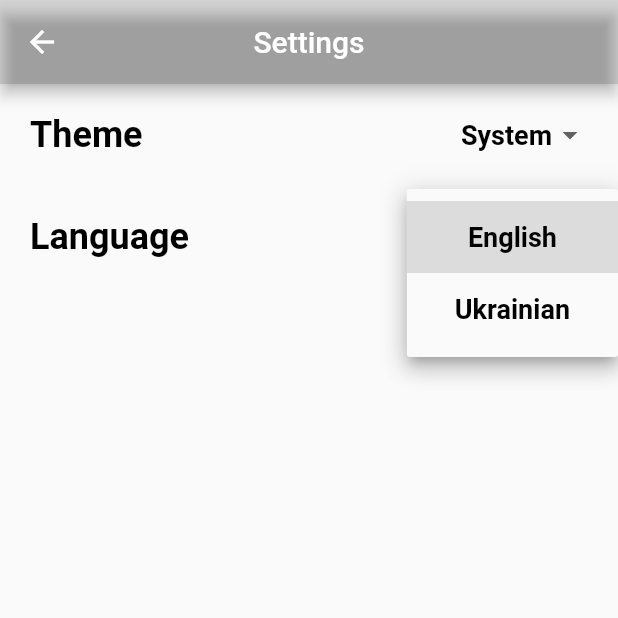
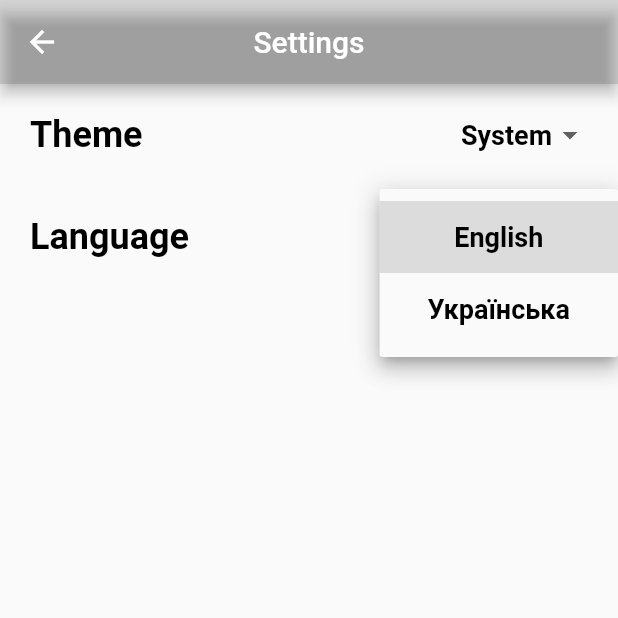
Before and after one commit to 0deans/foodly, a Flutter app: the Settings screen opened by its route, after a tap on "English", on a phone screen of 412 x 824 dp, the top half of it. Run offline on Flutter 3.47's test engine with Material 2 defaults, Android fonts, the phone set to English and light mode, and no system bars; our stand-ins replace camera, google_fonts, image_picker, infinite_scroll_pagination, permission_handler, sqflite; missing offline and left inert: tflite_flutter; accounts and stored records are empty; generated files the repository leaves out were written again.

Commit message:
Fixed setting 'Language'

```diff
--- a/lib/l10n/en.arb
+++ b/lib/l10n/en.arb
@@ -15,7 +15,5 @@
   "dark": "Dark",
   "noItemsFound": "History is empty: it's time to scan something",
   "cameraPermissionError": "To use the camera, you need to grant permission to the app.",
-  "grantAccess": "Grant access",
-  "uk": "Ukrainian",
-  "en": "English"
+  "grantAccess": "Grant access"
 }
--- a/lib/l10n/ua.arb
+++ b/lib/l10n/ua.arb
@@ -15,7 +15,5 @@
   "dark": "Темна",
   "noItemsFound": "Історія порожня: пора щось сканувати",
   "cameraPermissionError": "Щоб використовувати камеру, вам потрібно надати дозвіл програмі.",
-  "grantAccess": "Надати дозвіл",
-  "uk": "Українська",
-  "en": "Англійська"
+  "grantAccess": "Надати дозвіл"
 }
--- a/lib/pages/settings.dart
+++ b/lib/pages/settings.dart
@@ -36,8 +36,8 @@ class _SettingsState extends State<Settings> {
     };
 
     final Map<String, String> localizedLangMode = {
-      "en": appLocal.en,
-      "uk": appLocal.uk
+      "en": "English",
+      "uk": "Українська"
     };
 
     return Scaffold(
```
